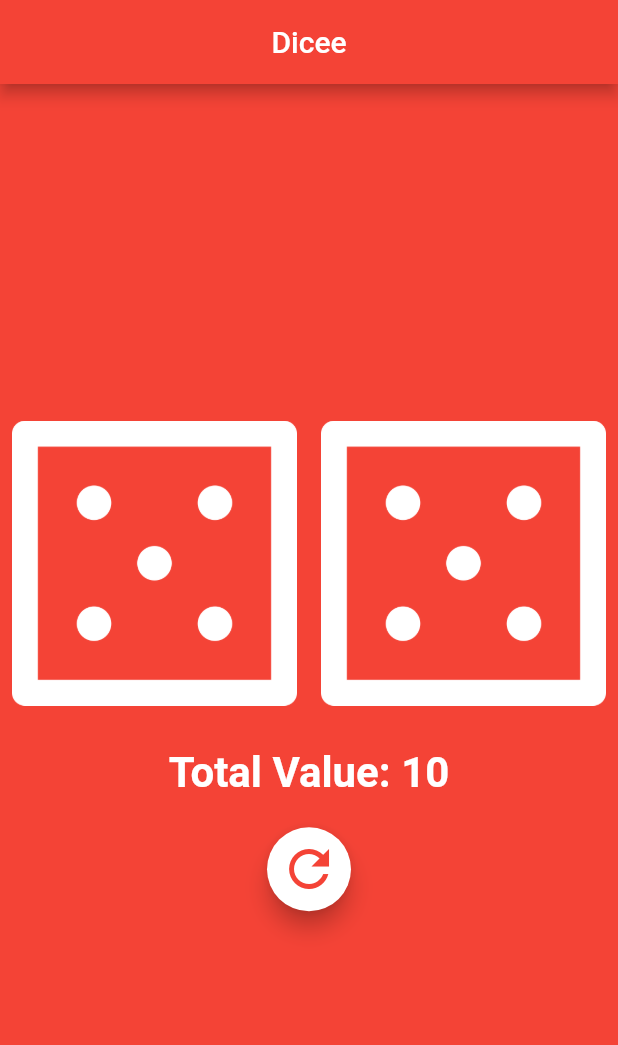
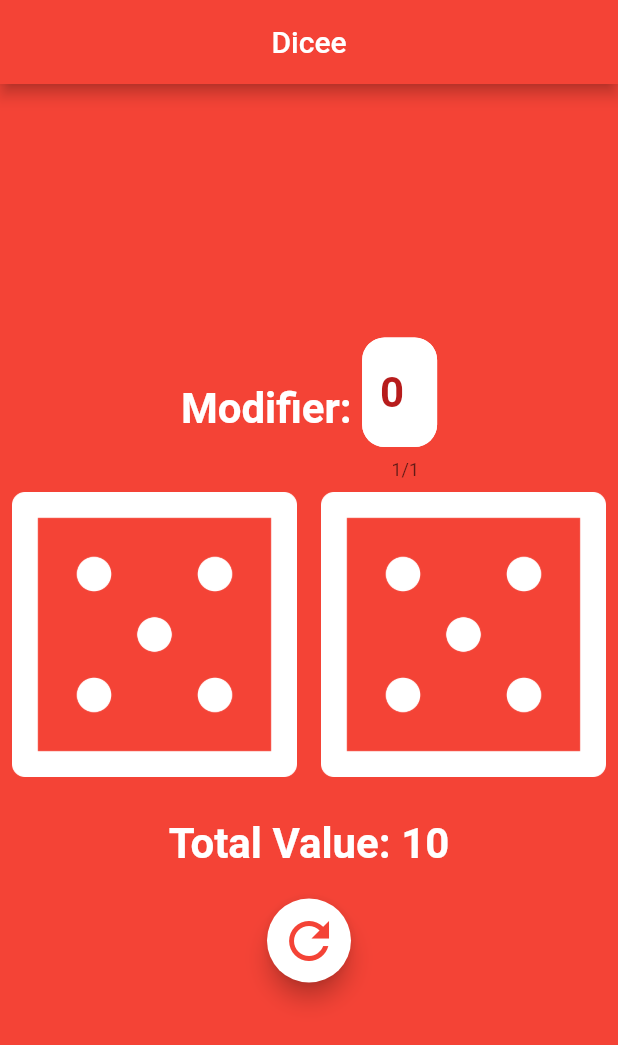
Before and after one commit to clbmrls14/dicee-roller, a Flutter app: the screen it shows after launch, on a phone screen of 412 x 824 dp. Shown: the top 1045 px of the screen. Run offline on Flutter 3.47's test engine with Material 2 defaults, Android fonts, the phone set to English and light mode, and no system bars.

Commit message:
added ability to add modifier to roll

```diff
--- a/lib/main.dart
+++ b/lib/main.dart
@@ -27,9 +27,19 @@ class DicePage extends StatefulWidget {
 class _DicePageState extends State<DicePage> {
   int leftDieValue = Random().nextInt(6) + 1;
   int rightDieValue = Random().nextInt(6) + 1;
+  int modifiedTotal = 0;
+
+  TextEditingController modifierController = TextEditingController();
 
   rollDie() {
     return Random().nextInt(6) + 1;
+  }
+
+  getModifiedTotal() {
+    if (!modifierController.text.contains(new RegExp(r'[0-9]'))) {
+      modifierController.text = '0';
+    }
+      return leftDieValue + rightDieValue + int.parse(modifierController.text);
   }
 
   @override
@@ -38,6 +48,45 @@ class _DicePageState extends State<DicePage> {
       child: Column(
         mainAxisAlignment: MainAxisAlignment.center,
         children: [
+          Row(
+            mainAxisAlignment: MainAxisAlignment.center,
+            children: [
+              Text(
+                'Modifier: ',
+                style: TextStyle(
+                  fontSize: 28,
+                  color: Colors.white,
+                  fontWeight: FontWeight.bold,
+                ),
+              ),
+              Container(
+                width: 50,
+                child: TextField(
+                  keyboardType: TextInputType.number,
+                  maxLength: 1,
+                  controller: modifierController,
+                  cursorColor: Colors.red.shade900,
+                  style: TextStyle(
+                    fontSize: 28,
+                    color: Colors.red.shade900,
+                    fontWeight: FontWeight.bold,
+                  ),
+                  decoration: InputDecoration(
+                    fillColor: Colors.white,
+                    filled: true,
+                    enabledBorder: OutlineInputBorder(
+                      borderSide: BorderSide(width: 3, color: Colors.white),
+                      borderRadius: BorderRadius.circular(15),
+                    ),
+                    focusedBorder: OutlineInputBorder(
+                      borderSide: BorderSide(width: 3, color: Colors.white),
+                      borderRadius: BorderRadius.circular(15),
+                    ),
+                  ),
+                ),
+              ),
+            ],
+          ),
           Row(
             crossAxisAlignment: CrossAxisAlignment.center,
             children: [
@@ -66,7 +115,7 @@ class _DicePageState extends State<DicePage> {
           Padding(
             padding: const EdgeInsets.all(20.0),
             child: Text(
-              'Total Value: ${ leftDieValue + rightDieValue}',
+              'Total Value: ${getModifiedTotal()}',
               style: TextStyle(
                 fontSize: 28,
                 color: Colors.white,
```
